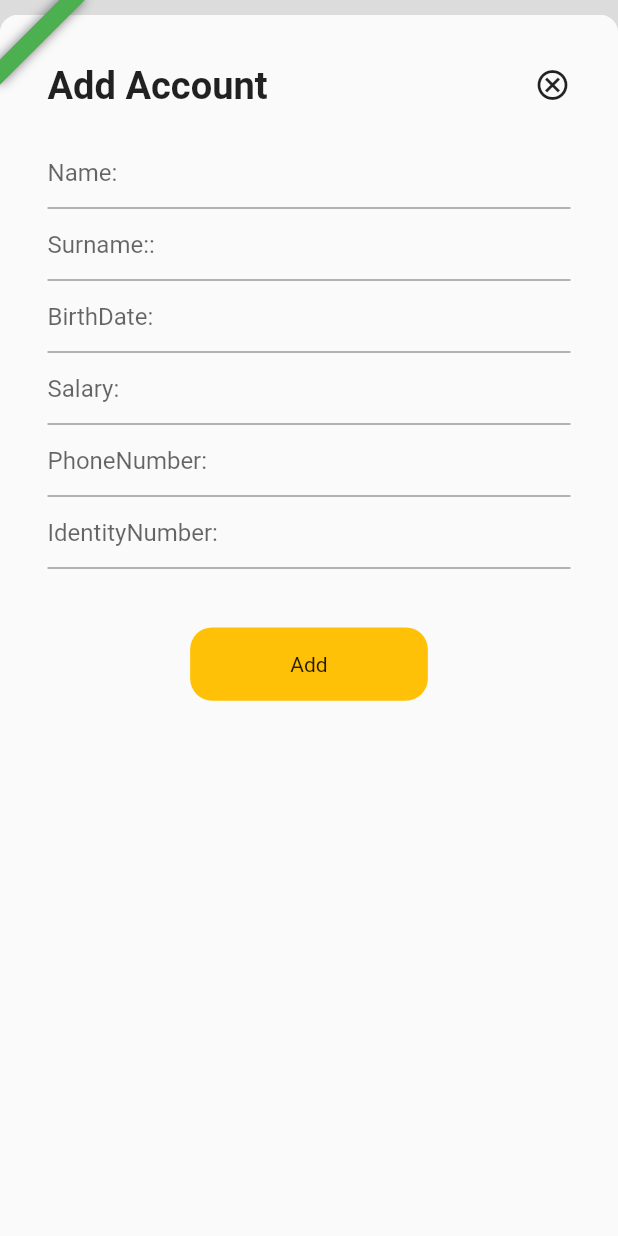
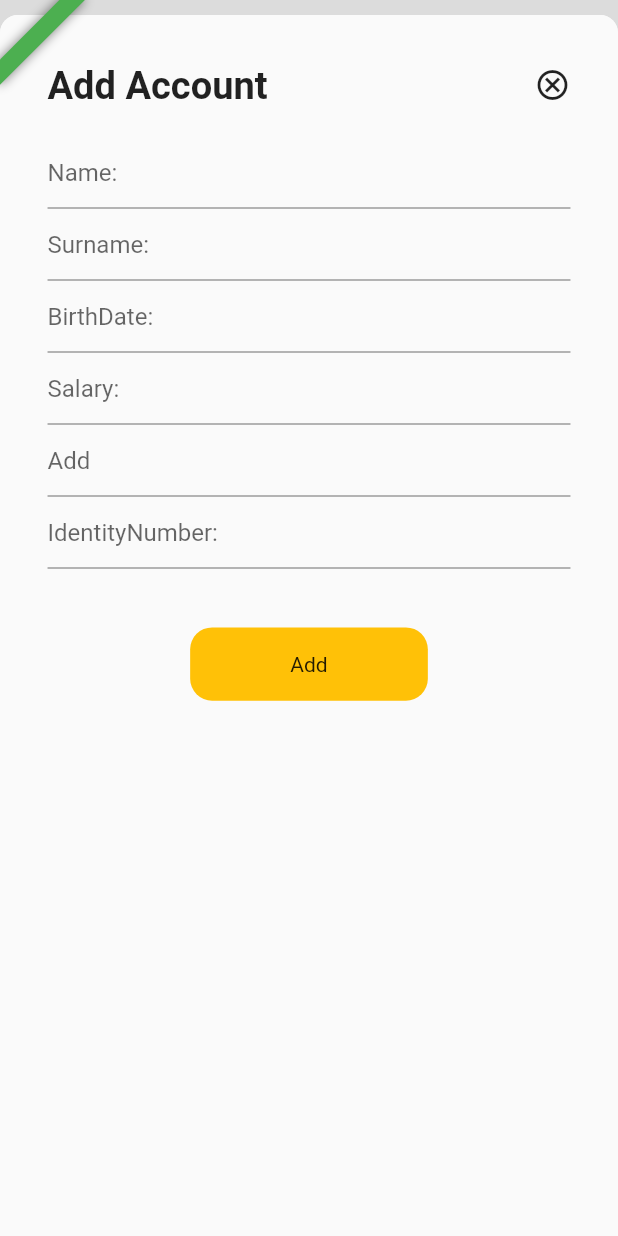
Before and after one commit to umutbariscoskun/ApiCrudAPP, a Flutter app: the screen it shows after launch, after a tap on the "add" icon, on a phone screen of 412 x 824 dp. Run offline on Flutter 3.47's test engine with Material 2 defaults, Android fonts, the light colour scheme and no system bars; our stand-ins replace auto_route, dartz, dio, easy_localization, equatable, flutter_bloc and 6 more; generated files the repository leaves out were written again; network calls fail; statements that could not run were skipped.

Commit message:
localization done

```diff
--- a/lib/core/constants/text_constants.dart
+++ b/lib/core/constants/text_constants.dart
@@ -1,6 +1,3 @@
 class TextConstants {
-  static String get editAccount => 'Edit Account';
-  static String get addAccount => 'Add Account';
-  static String get save => 'Save';
-  static String get add => 'Add';
+  static String get crudApp => 'CRUD APP';
 }
--- a/lib/core/enum/account_fields_page_type.dart
+++ b/lib/core/enum/account_fields_page_type.dart
@@ -1,4 +1,4 @@
-import 'package:api_crud_app/core/constants/text_constants.dart';
+import 'package:api_crud_app/core/shared/helper_functions.dart';
 
 enum AccountFieldsPageType {
   edit,
@@ -8,9 +8,9 @@ enum AccountFieldsPageType {
   String toString() {
     switch (this) {
       case AccountFieldsPageType.edit:
-        return TextConstants.editAccount;
+        return locales.editAccount;
       case AccountFieldsPageType.add:
-        return TextConstants.addAccount;
+        return locales.addAccount;
     }
   }
 }
--- a/lib/core/shared/helper_functions.dart
+++ b/lib/core/shared/helper_functions.dart
@@ -1,4 +1,9 @@
 import 'package:api_crud_app/core/config/dependency_injection/injectable.dart';
 import 'package:api_crud_app/core/config/router/router.dart';
+import 'package:api_crud_app/features/crud_app/data/constants/locale_key_constants.dart';
 
 final AppRouter appRouter = getIt<AppRouter>();
+
+final LocaleKeyConstants _localeKeyConstants = LocaleKeyConstants();
+
+LocaleKeyConstants get locales => _localeKeyConstants;
--- a/lib/features/crud_app/presentation/account_fields/account_fields_view.dart
+++ b/lib/features/crud_app/presentation/account_fields/account_fields_view.dart
@@ -1,4 +1,3 @@
-import 'package:api_crud_app/core/constants/text_constants.dart';
 import 'package:api_crud_app/core/enum/account_fields_page_type.dart';
 import 'package:api_crud_app/core/enum/account_text_field_type.dart';
 import 'package:api_crud_app/core/extension/context_extension.dart';
@@ -140,7 +139,7 @@ class AccountFieldsView extends StatelessWidget {
               BaseTextField(
                 hintText: !isPageTypeAdd && accountEntity != null
                     ? accountEntity!.name
-                    : "Name:",
+                    : locales.name,
                 onChanged: (String value) => homeCubit.emitTextFieldStates(
                     accountTextFieldType: AccountTextFieldType.name,
                     value: value),
@@ -148,13 +147,13 @@ class AccountFieldsView extends StatelessWidget {
               BaseTextField(
                 hintText: !isPageTypeAdd && accountEntity != null
                     ? accountEntity!.surname
-                    : "Surname::",
+                    : locales.surname,
                 onChanged: (String value) => homeCubit.emitTextFieldStates(
                     accountTextFieldType: AccountTextFieldType.surname,
                     value: value),
               ),
               BaseTextField(
-                hintText: "BirthDate:",
+                hintText: locales.birthDate,
                 readOnly: true,
                 onTap: () async {
                   final result =
@@ -167,7 +166,7 @@ class AccountFieldsView extends StatelessWidget {
               BaseTextField(
                 hintText: !isPageTypeAdd && accountEntity != null
                     ? accountEntity!.salary.toString()
-                    : "Salary:",
+                    : locales.salary,
                 onChanged: (String value) => homeCubit.emitTextFieldStates(
                     accountTextFieldType: AccountTextFieldType.salary,
                     value: value),
@@ -175,7 +174,7 @@ class AccountFieldsView extends StatelessWidget {
               BaseTextField(
                 hintText: !isPageTypeAdd && accountEntity != null
                     ? accountEntity!.phoneNumber
-                    : "PhoneNumber:",
+                    : locales.phoneNumber,
                 onChanged: (String value) => homeCubit.emitTextFieldStates(
                     accountTextFieldType: AccountTextFieldType.phoneNumber,
                     value: value),
@@ -183,7 +182,7 @@ class AccountFieldsView extends StatelessWidget {
               BaseTextField(
                 hintText: !isPageTypeAdd && accountEntity != null
                     ? accountEntity!.identityNumber
-                    : "IdentityNumber:",
+                    : locales.identityNumber,
                 onChanged: (String value) => homeCubit.emitTextFieldStates(
                     accountTextFieldType: AccountTextFieldType.identityNumber,
                     value: value),
@@ -210,7 +209,7 @@ class AccountFieldsView extends StatelessWidget {
                     height: 50.h,
                     child: Center(
                       child: Text(
-                        isPageTypeAdd ? TextConstants.add : TextConstants.save,
+                        isPageTypeAdd ? locales.add : locales.save,
                         textAlign: TextAlign.center,
                       ),
                     ),
--- a/lib/features/crud_app/presentation/home/home_view.dart
+++ b/lib/features/crud_app/presentation/home/home_view.dart
@@ -1,9 +1,13 @@
 import 'package:api_crud_app/core/config/dependency_injection/injectable.dart';
 import 'package:api_crud_app/core/constants/color_constants.dart';
+import 'package:api_crud_app/core/constants/text_constants.dart';
 import 'package:api_crud_app/core/enum/account_fields_page_type.dart';
 import 'package:api_crud_app/core/extension/context_extension.dart';
+import 'package:api_crud_app/core/shared/helper_functions.dart';
+import 'package:api_crud_app/features/crud_app/data/constants/data_constants.dart';
 import 'package:api_crud_app/features/crud_app/presentation/account_fields/account_fields_view.dart';
 import 'package:api_crud_app/features/crud_app/presentation/home/cubit/home_cubit.dart';
+import 'package:easy_localization/easy_localization.dart';
 import 'package:flutter/cupertino.dart';
 import 'package:flutter/material.dart';
 import 'package:flutter_bloc/flutter_bloc.dart';
@@ -52,7 +56,7 @@ class HomeView extends StatelessWidget {
                             child: Padding(
                               padding: EdgeInsets.only(left: 20.w, top: 30.h),
                               child: Text(
-                                "CRUD APP",
+                                TextConstants.crudApp,
                                 style: TextStyle(
                                   fontSize: 36.sp,
                                   fontWeight: FontWeight.bold,
@@ -91,9 +95,9 @@ class HomeView extends StatelessWidget {
                                         alignment: Alignment.centerRight,
                                         child: Padding(
                                           padding: EdgeInsets.only(right: 30.w),
-                                          child: const Text('Delete',
+                                          child: Text(locales.delete,
                                               textAlign: TextAlign.right,
-                                              style: TextStyle(
+                                              style: const TextStyle(
                                                   color: Colors.white)),
                                         ),
                                       ),
--- a/lib/features/crud_app/presentation/widgets/date_picker_factory.dart
+++ b/lib/features/crud_app/presentation/widgets/date_picker_factory.dart
@@ -1,3 +1,4 @@
+import 'package:api_crud_app/core/shared/helper_functions.dart';
 import 'package:flutter/cupertino.dart';
 import 'package:flutter/material.dart';
 import 'package:flutter_screenutil/flutter_screenutil.dart';
@@ -26,13 +27,13 @@ class DatePickerFactory {
                 mainAxisAlignment: MainAxisAlignment.spaceBetween,
                 children: [
                   CupertinoButton(
-                    child: Text('Cancel'),
+                    child: Text(locales.cancel),
                     onPressed: () {
                       Navigator.of(builderContext).pop();
                     },
                   ),
                   CupertinoButton(
-                    child: Text('Done'),
+                    child: Text(locales.done),
                     onPressed: () {
                       Navigator.of(builderContext).pop(selectedDate);
                     },
--- a/lib/main.dart
+++ b/lib/main.dart
@@ -3,16 +3,29 @@ import 'package:api_crud_app/core/config/dependency_injection/injectable.dart';
 import 'package:api_crud_app/core/config/observer/route_observer.dart';
 import 'package:api_crud_app/core/env.dart';
 import 'package:api_crud_app/core/shared/helper_functions.dart';
+import 'package:api_crud_app/features/crud_app/data/constants/data_constants.dart';
 import 'package:auto_route/auto_route.dart';
+import 'package:easy_localization/easy_localization.dart';
 import 'package:flutter/material.dart';
 import 'package:flutter/services.dart';
 import 'package:flutter_screenutil/flutter_screenutil.dart';
 
 void main() async {
+  WidgetsFlutterBinding.ensureInitialized();
+  await EasyLocalization.ensureInitialized();
   configureDependencies();
-  runApp(FlavorBanner(
-      message: EnvironmentConfig.currentEnvironment.toUpperCase(),
-      child: const MyApp()));
+  runApp(EasyLocalization(
+    supportedLocales: const [
+      Locale(DataConstants.enLanguageCode, DataConstants.enCountryCode),
+      Locale(DataConstants.trLanguageCode, DataConstants.trCountryCode),
+    ],
+    path: DataConstants.translationsFilePath,
+    fallbackLocale:
+        const Locale(DataConstants.enLanguageCode, DataConstants.enCountryCode),
+    child: FlavorBanner(
+        message: EnvironmentConfig.currentEnvironment.toUpperCase(),
+        child: const MyApp()),
+  ));
 }
 
 class MyApp extends StatelessWidget {
@@ -32,10 +45,10 @@ class MyApp extends StatelessWidget {
             // theme: AppThemeData.lightTheme,
             // darkTheme: AppThemeData.darkTheme,
             // themeMode: ThemeMode.light,
-            // locale: context.locale,
+            locale: context.locale,
             debugShowCheckedModeBanner: false,
-            // supportedLocales: context.supportedLocales,
-            // localizationsDelegates: context.localizationDelegates,
+            supportedLocales: context.supportedLocales,
+            localizationsDelegates: context.localizationDelegates,
             routeInformationParser: appRouter.defaultRouteParser(),
             routerDelegate: AutoRouterDelegate(
               appRouter,
```
Also changed, not shown: assets/translations/en-US.json (added, +17 -0 lines), assets/translations/tr-TR.json (added, +17 -0 lines), lib/features/crud_app/data/constants/data_constants.dart (+10 -0 lines), lib/features/crud_app/data/constants/locale_key_constants.dart (added, +17 -0 lines), pubspec.yaml (+6 -3 lines), pubspec.lock, 11 other files.
